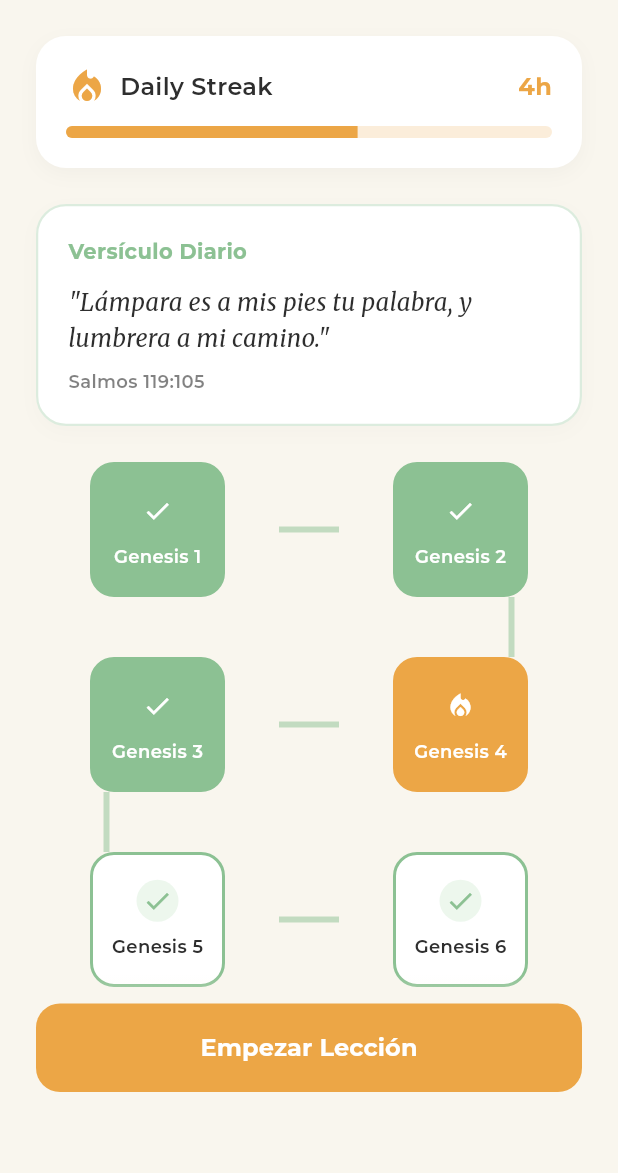
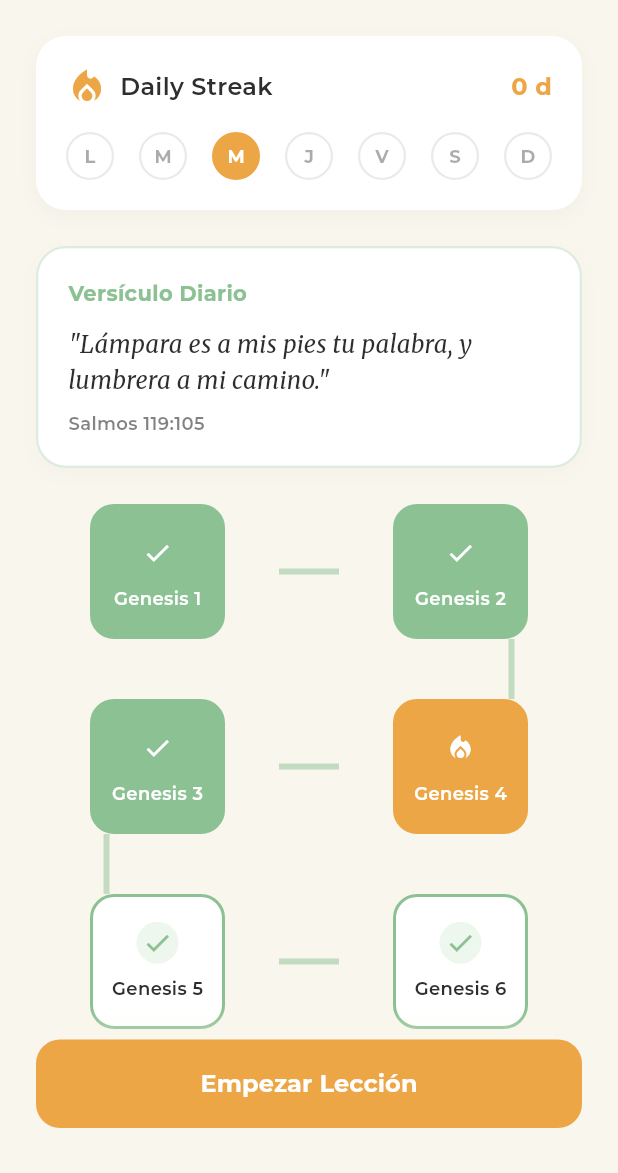
Before and after one commit to Laquibio01/LumenSelah, a Flutter app: the screen it shows after launch, on a phone screen of 412 x 824 dp, the part 63-1236 px from its top. Run offline on Flutter 3.47's test engine with Material 3 defaults, Android fonts, the light colour scheme and no system bars; our stand-ins replace google_fonts, shared_preferences.

Commit message:
Desarrollo de la racha

```diff
--- a/lib/screens/home_screen.dart
+++ b/lib/screens/home_screen.dart
@@ -1,17 +1,44 @@
 import 'package:flutter/material.dart';
 import 'package:google_fonts/google_fonts.dart';
-
+import '../services/streak_service.dart';
 import 'bible_reader_screen.dart';
 
-class HomeScreen extends StatelessWidget {
-  const HomeScreen({Key? key}) : super(key: key);
+class HomeScreen extends StatefulWidget {
+  const HomeScreen({super.key});
 
+  @override
+  State<HomeScreen> createState() => _HomeScreenState();
+}
+
+class _HomeScreenState extends State<HomeScreen> {
   // Colores extraídos del mockup
   static const Color bgColor = Color(0xFFF9F6EE); // Fondo crema
   static const Color textColor = Color(0xFF2E2E2E); // Gris muy oscuro
   static const Color orangeAccent = Color(0xFFECA646); // Naranja
   static const Color greenAccent = Color(0xFF8CC193); // Verde
   static const Color cardColor = Colors.white;
+
+  final StreakService _streakService = StreakService();
+  int _streakCount = 0;
+  bool _isCheckedToday = false;
+
+  @override
+  void initState() {
+    super.initState();
+    _updateStreak();
+  }
+
+  Future<void> _updateStreak() async {
+    await _streakService.checkAndUpdateStreak();
+    final count = await _streakService.getStreakCount();
+    final isChecked = await _streakService.isTodayChecked();
+    if (mounted) {
+      setState(() {
+        _streakCount = count;
+        _isCheckedToday = isChecked;
+      });
+    }
+  }
 
   @override
   Widget build(BuildContext context) {
@@ -62,8 +89,8 @@ class HomeScreen extends StatelessWidget {
                   begin: Alignment.topCenter,
                   end: Alignment.bottomCenter,
                   colors: [
-                    bgColor.withOpacity(0.0),
-                    bgColor.withOpacity(0.9),
+                    bgColor.withValues(alpha: 0.0),
+                    bgColor.withValues(alpha: 0.9),
                     bgColor,
                   ],
                 ),
@@ -109,7 +136,7 @@ class HomeScreen extends StatelessWidget {
         borderRadius: BorderRadius.circular(20),
         boxShadow: [
           BoxShadow(
-            color: Colors.black.withOpacity(0.03),
+            color: Colors.black.withValues(alpha: 0.03),
             blurRadius: 10,
             offset: const Offset(0, 4),
           ),
@@ -122,7 +149,11 @@ class HomeScreen extends StatelessWidget {
             children: [
               Row(
                 children: [
-                  const Icon(Icons.local_fire_department, color: orangeAccent, size: 28),
+                  const Icon(
+                    Icons.local_fire_department,
+                    color: orangeAccent,
+                    size: 28,
+                  ),
                   const SizedBox(width: 8),
                   Text(
                     'Daily Streak',
@@ -135,7 +166,7 @@ class HomeScreen extends StatelessWidget {
                 ],
               ),
               Text(
-                '4h',
+                '$_streakCount d',
                 style: GoogleFonts.montserrat(
                   color: orangeAccent,
                   fontSize: 16,
@@ -144,19 +175,62 @@ class HomeScreen extends StatelessWidget {
               ),
             ],
           ),
-          const SizedBox(height: 12),
-          // Barra de progreso
-          ClipRRect(
-            borderRadius: BorderRadius.circular(10),
-            child: LinearProgressIndicator(
-              value: 0.6, // 60%
-              minHeight: 8,
-              backgroundColor: orangeAccent.withOpacity(0.2),
-              valueColor: const AlwaysStoppedAnimation<Color>(orangeAccent),
-            ),
-          ),
+          const SizedBox(height: 16),
+          _buildWeeklyStreakIndicator(),
         ],
       ),
+    );
+  }
+
+  Widget _buildWeeklyStreakIndicator() {
+    final now = DateTime.now();
+    final todayWeekday = now.weekday; // 1 = Lunes, 7 = Domingo
+    final dayLabels = ['L', 'M', 'M', 'J', 'V', 'S', 'D'];
+
+    return Row(
+      mainAxisAlignment: MainAxisAlignment.spaceBetween,
+      children: List.generate(7, (index) {
+        final dayIndex = index + 1;
+        bool isSelected = false;
+
+        if (dayIndex == todayWeekday) {
+          isSelected = _isCheckedToday;
+        } else if (dayIndex < todayWeekday) {
+          // Si el día ya pasó, está iluminado si la racha es lo suficientemente larga
+          isSelected = _streakCount > (todayWeekday - dayIndex);
+        }
+
+        return Column(
+          children: [
+            Container(
+              width: 32,
+              height: 32,
+              decoration: BoxDecoration(
+                color: isSelected ? orangeAccent : Colors.transparent,
+                shape: BoxShape.circle,
+                border: Border.all(
+                  color: isSelected
+                      ? orangeAccent
+                      : textColor.withValues(alpha: 0.1),
+                  width: 1.5,
+                ),
+              ),
+              child: Center(
+                child: Text(
+                  dayLabels[index],
+                  style: GoogleFonts.montserrat(
+                    color: isSelected
+                        ? Colors.white
+                        : textColor.withValues(alpha: 0.4),
+                    fontSize: 12,
+                    fontWeight: FontWeight.bold,
+                  ),
+                ),
+              ),
+            ),
+          ],
+        );
+      }),
     );
   }
 
@@ -166,10 +240,13 @@ class HomeScreen extends StatelessWidget {
       decoration: BoxDecoration(
         color: cardColor,
         borderRadius: BorderRadius.circular(20),
-        border: Border.all(color: greenAccent.withOpacity(0.3), width: 1.5),
+        border: Border.all(
+          color: greenAccent.withValues(alpha: 0.3),
+          width: 1.5,
+        ),
         boxShadow: [
           BoxShadow(
-            color: Colors.black.withOpacity(0.02),
+            color: Colors.black.withValues(alpha: 0.02),
             blurRadius: 10,
             offset: const Offset(0, 4),
           ),
@@ -200,7 +277,7 @@ class HomeScreen extends StatelessWidget {
           Text(
             'Salmos 119:105',
             style: GoogleFonts.montserrat(
-              color: textColor.withOpacity(0.6),
+              color: textColor.withValues(alpha: 0.6),
               fontSize: 12,
               fontWeight: FontWeight.w600,
             ),
@@ -244,7 +321,12 @@ class HomeScreen extends StatelessWidget {
     );
   }
 
-  Widget _buildNode({required String title, bool isCompleted = false, bool isActive = false, bool isLocked = false}) {
+  Widget _buildNode({
+    required String title,
+    bool isCompleted = false,
+    bool isActive = false,
+    bool isLocked = false,
+  }) {
     Color bg = Colors.white;
     Color border = greenAccent;
     Color iconColor = Colors.white;
@@ -279,7 +361,9 @@ class HomeScreen extends StatelessWidget {
               Container(
                 padding: const EdgeInsets.all(4),
                 decoration: BoxDecoration(
-                  color: isCompleted || isActive ? Colors.transparent : Colors.green.withOpacity(0.1),
+                  color: isCompleted || isActive
+                      ? Colors.transparent
+                      : Colors.green.withValues(alpha: 0.1),
                   shape: BoxShape.circle,
                 ),
                 child: Icon(icon, color: iconColor, size: 20),
@@ -304,7 +388,7 @@ class HomeScreen extends StatelessWidget {
     return Container(
       width: 40,
       height: 4,
-      color: greenAccent.withOpacity(0.5),
+      color: greenAccent.withValues(alpha: 0.5),
     );
   }
 
@@ -313,13 +397,14 @@ class HomeScreen extends StatelessWidget {
       height: 40,
       padding: EdgeInsets.only(
         left: alignLeft ? 45 : 0,
-        right: alignRight ? 45 : 0
+        right: alignRight ? 45 : 0,
       ),
-      alignment: alignRight ? Alignment.centerRight : alignLeft ? Alignment.centerLeft : Alignment.center,
-      child: Container(
-        width: 4,
-        color: greenAccent.withOpacity(0.5),
-      ),
+      alignment: alignRight
+          ? Alignment.centerRight
+          : alignLeft
+          ? Alignment.centerLeft
+          : Alignment.center,
+      child: Container(width: 4, color: greenAccent.withValues(alpha: 0.5)),
     );
   }
 }
--- a/pubspec.yaml
+++ b/pubspec.yaml
@@ -10,6 +10,7 @@ dependencies:
   flutter:
     sdk: flutter
   google_fonts: ^8.0.2
+  shared_preferences: ^2.3.5
 
 dev_dependencies:
   flutter_test:
```
Also changed, not shown: lib/screens/bible_reader_screen.dart (+12 -8 lines), lib/services/streak_service.dart (added, +70 -0 lines), pubspec.lock, 2 other files.
